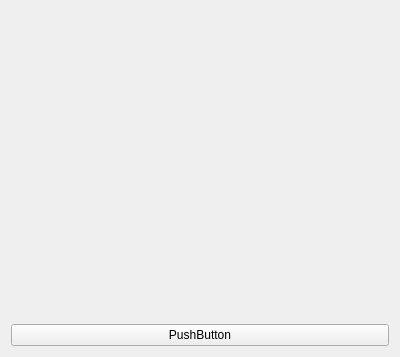
First picture: the form in Charts/Widget.ui, repository xtuer/Qt, before the edit.
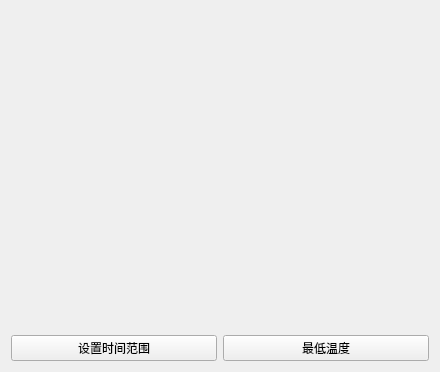
Second picture: the form after the edit.

```diff
--- a/Charts/Widget.ui
+++ b/Charts/Widget.ui
@@ -6,15 +6,29 @@
    <rect>
     <x>0</x>
     <y>0</y>
-    <width>400</width>
-    <height>357</height>
+    <width>440</width>
+    <height>372</height>
    </rect>
   </property>
   <property name="windowTitle">
    <string>图标选区</string>
   </property>
   <layout class="QGridLayout" name="gridLayout">
-   <item row="0" column="0">
+   <item row="1" column="0">
+    <widget class="QPushButton" name="timeRangeButton">
+     <property name="text">
+      <string>设置时间范围</string>
+     </property>
+    </widget>
+   </item>
+   <item row="1" column="1">
+    <widget class="QPushButton" name="minTempButton">
+     <property name="text">
+      <string>最低温度</string>
+     </property>
+    </widget>
+   </item>
+   <item row="0" column="0" colspan="2">
     <widget class="QWidget" name="widget" native="true">
      <property name="sizePolicy">
       <sizepolicy hsizetype="Preferred" vsizetype="Expanding">
@@ -24,13 +38,6 @@
      </property>
     </widget>
    </item>
-   <item row="1" column="0">
-    <widget class="QPushButton" name="pushButton">
-     <property name="text">
-      <string>PushButton</string>
-     </property>
-    </widget>
-   </item>
   </layout>
  </widget>
  <layoutdefault spacing="6" margin="11"/>
```
